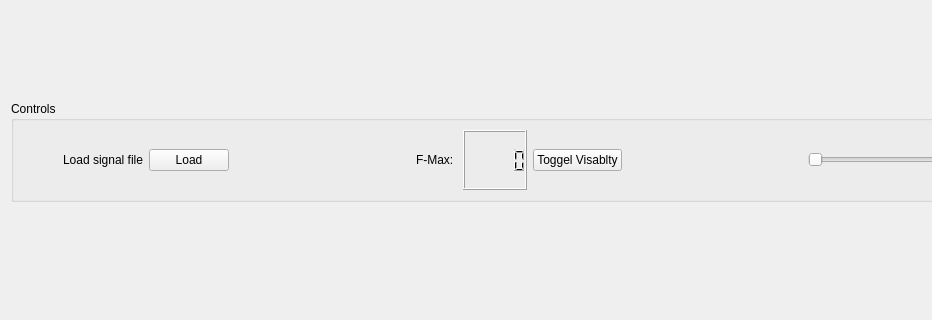
Old version of the form src/UI/Sampler.ui in the repository saied-salem/Sampling-Studio; both pictures show x 0 to 932 and y 186 to 506 of the 1052 by 676 pixel window.
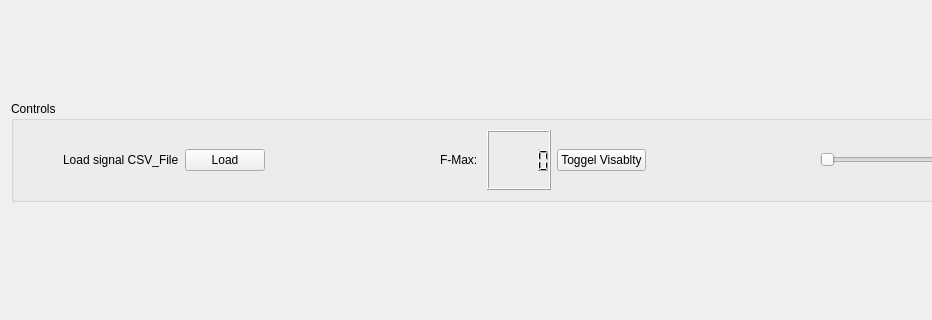
New version of the form.

Commit message: add ing external signal functionalty and modifying ui

```diff
--- a/src/UI/Sampler.ui
+++ b/src/UI/Sampler.ui
@@ -54,7 +54,7 @@
 </string>
           </property>
           <property name="text">
-           <string>Load signal file</string>
+           <string>Load signal CSV_File</string>
           </property>
          </widget>
         </item>
```
Left out of the diff: 2 changed lines with no effect on the pictures. The commit also changes 1 other file.
